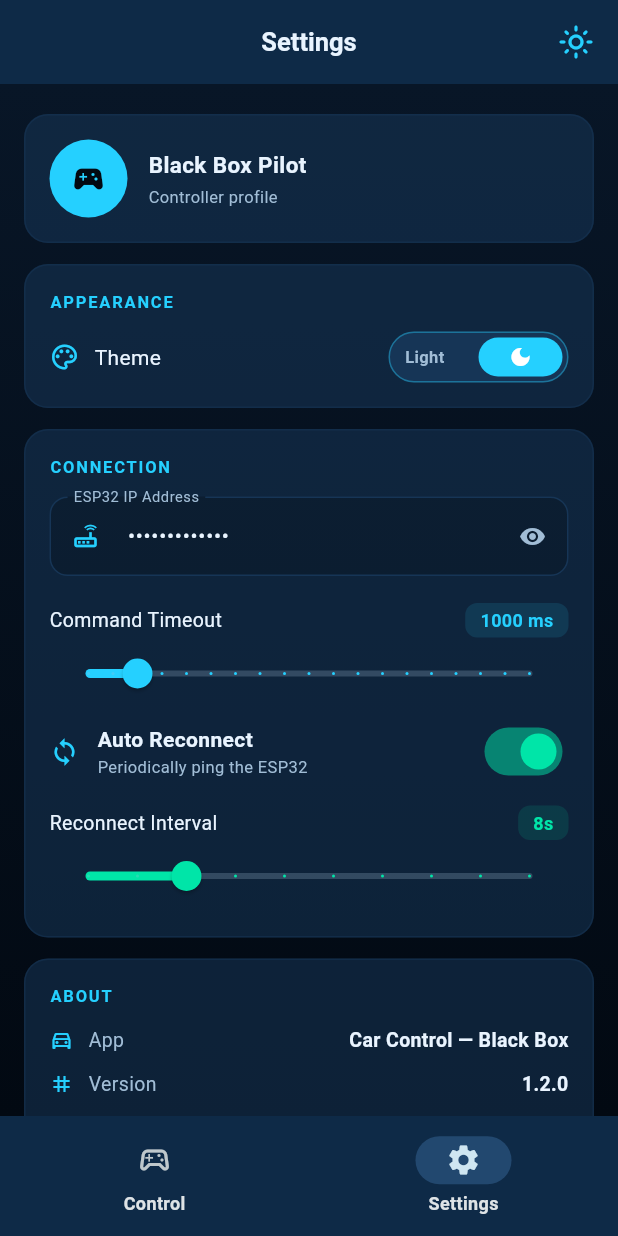
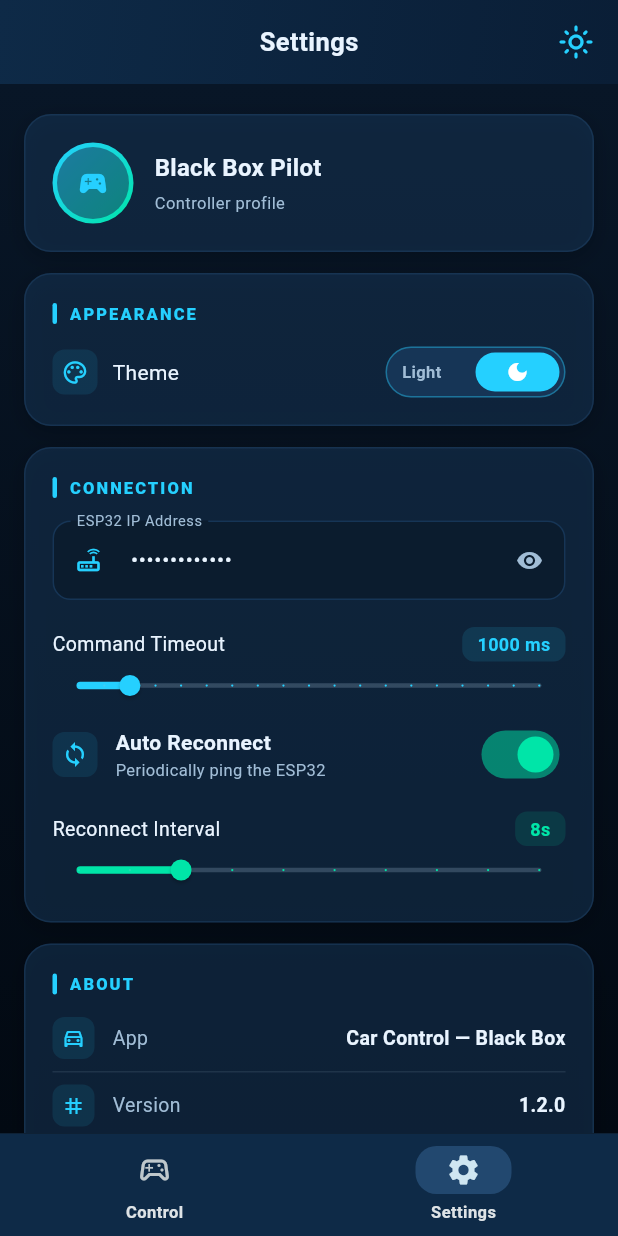
Before and after one commit to dineshkarthik23/Blackbox-Backup, a Flutter app: the screen it shows after launch, item 2 of the bottom bar chosen, on a phone screen of 412 x 824 dp. Run offline on Flutter 3.47's test engine with Material 3 defaults, Android fonts, the phone set to English and light mode, and no system bars.

Commit message:
Minor UI changes!

```diff
--- a/lib/screens/settings_page.dart
+++ b/lib/screens/settings_page.dart
@@ -137,38 +137,62 @@
 
   Widget _card({required Widget child, EdgeInsets? padding}) => Container(
     margin: const EdgeInsets.only(bottom: 14),
-    padding: padding ?? const EdgeInsets.all(16),
+    padding: padding ?? const EdgeInsets.all(18),
     decoration: BoxDecoration(
       color: _cardBg,
-      borderRadius: BorderRadius.circular(16),
+      borderRadius: BorderRadius.circular(18),
       boxShadow: widget.isDarkMode
-          ? []
+          ? [
+              BoxShadow(
+                color: Colors.black.withValues(alpha: 0.2),
+                blurRadius: 12,
+                offset: const Offset(0, 4),
+              ),
+            ]
           : [
               BoxShadow(
                 color: Colors.black.withValues(alpha: 0.06),
-                blurRadius: 10,
-                offset: const Offset(0, 3),
+                blurRadius: 12,
+                offset: const Offset(0, 4),
+              ),
+              BoxShadow(
+                color: Colors.black.withValues(alpha: 0.02),
+                blurRadius: 24,
+                offset: const Offset(0, 8),
               ),
             ],
       border: Border.all(
         color: widget.isDarkMode
-            ? AppColors.darkSurface.withValues(alpha: 0.5)
-            : AppColors.lightBorder.withValues(alpha: 0.6),
+            ? AppColors.darkSurfaceSoft.withValues(alpha: 0.4)
+            : AppColors.lightBorder.withValues(alpha: 0.5),
       ),
     ),
     child: child,
   );
 
   Widget _sectionLabel(String label) => Padding(
-    padding: const EdgeInsets.only(bottom: 12),
-    child: Text(
+    padding: const EdgeInsets.only(bottom: 14),
+    child: Row(
+      children: [
+        Container(
+          width: 3,
+          height: 14,
+          decoration: BoxDecoration(
+            color: _accent,
+            borderRadius: BorderRadius.circular(2),
+          ),
+        ),
+        const SizedBox(width: 8),
+        Text(
           label.toUpperCase(),
           style: TextStyle(
             fontSize: 11,
-        fontWeight: FontWeight.w700,
-        letterSpacing: 1.2,
+            fontWeight: FontWeight.w800,
+            letterSpacing: 1.4,
             color: _accent,
           ),
+        ),
+      ],
     ),
   );
 
@@ -176,19 +200,19 @@
   Widget build(BuildContext context) {
     return Scaffold(
       appBar: AppBar(
-        flexibleSpace: widget.isDarkMode
-            ? null
-            : Container(
-                decoration: const BoxDecoration(
+        flexibleSpace: Container(
+          decoration: BoxDecoration(
             gradient: LinearGradient(
-                    colors: [AppColors.lightHeaderTop, AppColors.lightHeaderBot],
+              colors: widget.isDarkMode
+                  ? [AppColors.darkAppBar, const Color(0xFF0A1E36)]
+                  : [AppColors.lightHeaderTop, AppColors.lightHeaderBot],
               begin: Alignment.topLeft,
               end: Alignment.bottomRight,
             ),
           ),
         ),
         title: const Text('Settings',
-            style: TextStyle(fontWeight: FontWeight.bold, fontSize: 17)),
+            style: TextStyle(fontWeight: FontWeight.bold, fontSize: 17, letterSpacing: 0.3)),
         actions: [
           // Dark/light toggle
           IconButton(
@@ -240,14 +264,23 @@
   Widget _buildProfileCard() => _card(
     child: Row(
       children: [
-        CircleAvatar(
-          radius: 26,
-          backgroundColor: _accent,
+        Container(
+          padding: const EdgeInsets.all(3),
+          decoration: BoxDecoration(
+            shape: BoxShape.circle,
+            gradient: LinearGradient(
+              begin: Alignment.topLeft,
+              end: Alignment.bottomRight,
+              colors: [_accent, _accentAlt],
+            ),
+          ),
+          child: CircleAvatar(
+            radius: 24,
+            backgroundColor: _cardBg,
             child: Icon(Icons.sports_esports,
-              color: widget.isDarkMode
-                  ? AppColors.darkBgBot
-                  : Colors.white,
-              size: 24),
+                color: _accent,
+                size: 22),
+          ),
         ),
         const SizedBox(width: 14),
         Expanded(
@@ -259,14 +292,15 @@
                     ? 'Black Box Pilot'
                     : nameController.text,
                 style: TextStyle(
-                    fontSize: 15,
+                    fontSize: 16,
                     fontWeight: FontWeight.w700,
-                    color: _textPrimary),
+                    color: _textPrimary,
+                    letterSpacing: 0.2),
               ),
-              const SizedBox(height: 3),
+              const SizedBox(height: 4),
               Text(
                 'Controller profile',
-                style: TextStyle(fontSize: 11, color: _textMuted),
+                style: TextStyle(fontSize: 11, color: _textMuted, letterSpacing: 0.3),
               ),
             ],
           ),
@@ -282,7 +316,14 @@
         _sectionLabel('Appearance'),
         Row(
           children: [
-            Icon(Icons.palette_outlined, color: _accent, size: 20),
+            Container(
+              padding: const EdgeInsets.all(6),
+              decoration: BoxDecoration(
+                color: _accent.withValues(alpha: 0.1),
+                borderRadius: BorderRadius.circular(8),
+              ),
+              child: Icon(Icons.palette_outlined, color: _accent, size: 18),
+            ),
             const SizedBox(width: 10),
             Expanded(
               child: Text('Theme',
@@ -518,11 +559,20 @@
       children: [
         _sectionLabel('About'),
         _infoRow(Icons.directions_car_outlined, 'App', 'Car Control — Black Box'),
-        const SizedBox(height: 10),
+        Padding(
+          padding: const EdgeInsets.symmetric(vertical: 8),
+          child: Divider(height: 1, color: _textMuted.withValues(alpha: 0.12)),
+        ),
         _infoRow(Icons.tag, 'Version', '1.2.0'),
-        const SizedBox(height: 10),
+        Padding(
+          padding: const EdgeInsets.symmetric(vertical: 8),
+          child: Divider(height: 1, color: _textMuted.withValues(alpha: 0.12)),
+        ),
         _infoRow(Icons.developer_board, 'Target', 'ESP32 (HTTP REST)'),
-        const SizedBox(height: 10),
+        Padding(
+          padding: const EdgeInsets.symmetric(vertical: 8),
+          child: Divider(height: 1, color: _textMuted.withValues(alpha: 0.12)),
+        ),
         _infoRow(Icons.wifi, 'Protocol', 'HTTP / Wi-Fi'),
       ],
     ),
@@ -530,8 +580,15 @@
 
   Widget _infoRow(IconData icon, String label, String value) => Row(
     children: [
-      Icon(icon, size: 16, color: _accent),
-      const SizedBox(width: 10),
+      Container(
+        padding: const EdgeInsets.all(6),
+        decoration: BoxDecoration(
+          color: _accent.withValues(alpha: 0.1),
+          borderRadius: BorderRadius.circular(8),
+        ),
+        child: Icon(icon, size: 16, color: _accent),
+      ),
+      const SizedBox(width: 12),
       Text(label,
           style: TextStyle(fontSize: 13, color: _textMuted)),
       const Spacer(),
@@ -551,17 +608,35 @@
         // Save
         SizedBox(
           width: double.infinity,
+          child: DecoratedBox(
+            decoration: BoxDecoration(
+              gradient: LinearGradient(
+                colors: [_accent, _accentAlt],
+                begin: Alignment.centerLeft,
+                end: Alignment.centerRight,
+              ),
+              borderRadius: BorderRadius.circular(14),
+              boxShadow: [
+                BoxShadow(
+                  color: _accent.withValues(alpha: 0.35),
+                  blurRadius: 12,
+                  offset: const Offset(0, 4),
+                ),
+              ],
+            ),
             child: ElevatedButton.icon(
               onPressed: _save,
               icon: const Icon(Icons.save_outlined, size: 18),
               label: const Text('Save Settings',
-                style: TextStyle(fontWeight: FontWeight.w700)),
+                  style: TextStyle(fontWeight: FontWeight.w700, letterSpacing: 0.3)),
               style: ElevatedButton.styleFrom(
-              backgroundColor: _accent,
+                backgroundColor: Colors.transparent,
+                shadowColor: Colors.transparent,
                 foregroundColor: Colors.white,
                 padding: const EdgeInsets.symmetric(vertical: 14),
                 shape: RoundedRectangleBorder(
-                  borderRadius: BorderRadius.circular(12)),
+                    borderRadius: BorderRadius.circular(14)),
+              ),
             ),
           ),
         ),
@@ -579,9 +654,9 @@
                     fontWeight: FontWeight.w600, color: _textMuted)),
             style: OutlinedButton.styleFrom(
               padding: const EdgeInsets.symmetric(vertical: 14),
-              side: BorderSide(color: _textMuted.withValues(alpha: 0.35)),
+              side: BorderSide(color: _textMuted.withValues(alpha: 0.3)),
               shape: RoundedRectangleBorder(
-                  borderRadius: BorderRadius.circular(12)),
+                  borderRadius: BorderRadius.circular(14)),
             ),
           ),
         ),
@@ -635,9 +710,18 @@
     required Color activeColor,
     required ValueChanged<bool> onChanged,
   }) {
-    return Row(
+    return Padding(
+      padding: const EdgeInsets.symmetric(vertical: 2),
+      child: Row(
         children: [
-        Icon(icon, size: 20, color: _accent),
+          Container(
+            padding: const EdgeInsets.all(6),
+            decoration: BoxDecoration(
+              color: _accent.withValues(alpha: 0.1),
+              borderRadius: BorderRadius.circular(8),
+            ),
+            child: Icon(icon, size: 18, color: _accent),
+          ),
           const SizedBox(width: 12),
           Expanded(
             child: Column(
@@ -659,6 +743,7 @@
             onChanged: onChanged,
           ),
         ],
+      ),
     );
   }
 }
```
Also changed, not shown: lib/main.dart (+106 -44 lines). Lines whose indentation alone changed are shown as unchanged.
